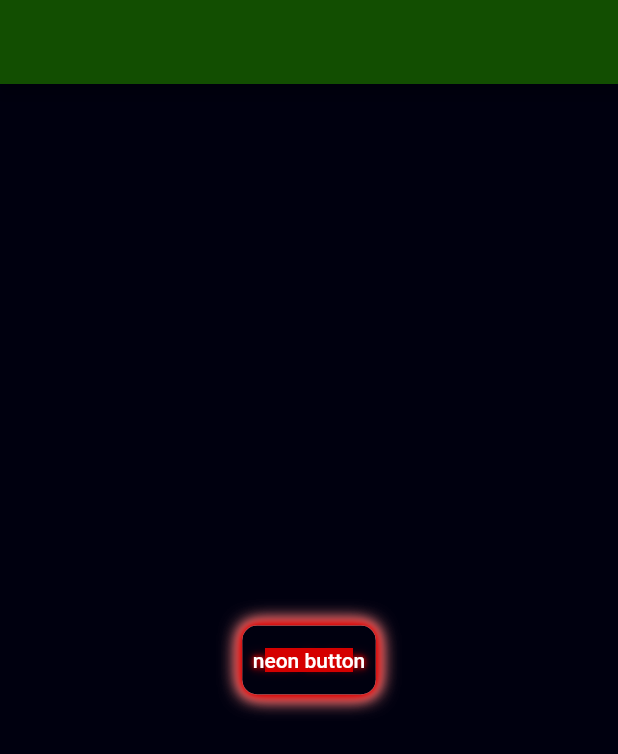
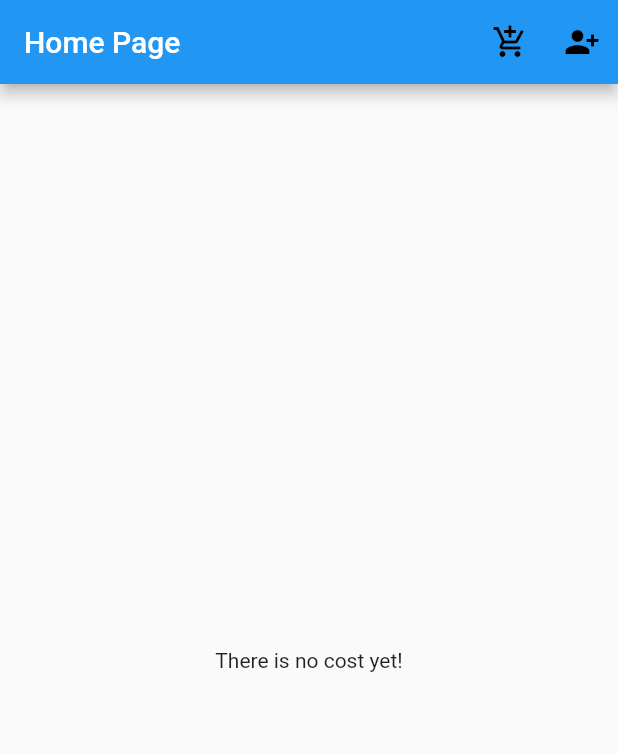
Before and after one commit to mehranghaffarian/cost_handler, a Flutter app: the screen it shows after launch, on a phone screen of 412 x 824 dp. Shown: the top 754 px of the screen. Run offline on Flutter 3.47's test engine with Material 2 defaults, Android fonts, the phone set to English and light mode, and no system bars; our stand-ins replace sqflite; accounts and stored records are empty.

Commit message:
trying to add user chips for adding a cost

```diff
--- a/lib/core/session_database_helper.dart
+++ b/lib/core/session_database_helper.dart
@@ -16,9 +16,8 @@ class SessionDatabaseHelper {
   static Database? _database;
 
   Future<Database> get database async {
-    _database ??= await _initDatabase();
-    if(!_database!.isOpen) {
-      _database = await _initDatabase();
+    if(_database == null || !_database!.isOpen) {
+      await _initDatabase();
     }
     return _database!;
   }
@@ -27,7 +26,7 @@ class SessionDatabaseHelper {
   _initDatabase() async {
     final documentsDirectory = await getDatabasesPath();
     final path = join(documentsDirectory, _databaseName);
-    return await openDatabase(path, onCreate: _onCreate, version: 1);
+    _database = await openDatabase(path, onCreate: _onCreate, version: 1);
   }
 
   // SQL code to create the database table
--- a/lib/main.dart
+++ b/lib/main.dart
@@ -16,46 +16,46 @@ class MyApp extends StatelessWidget {
   @override
   Widget build(BuildContext context){
     return MaterialApp(
-      theme: ThemeData(
-        colorScheme: const ColorScheme(
-          brightness: Brightness.light,
-          primary: Color.fromRGBO(18, 78, 1, 1.0),
-          onPrimary: Color.fromRGBO(18, 78, 1, 1.0),
-          secondary: Color.fromRGBO(1, 61, 134, 1.0),
-          onSecondary: Color.fromRGBO(18, 78, 1, 1.0),
-          error: Color.fromRGBO(18, 78, 1, 1.0),
-          onError: Color.fromRGBO(18, 78, 1, 1.0),
-          background: Color.fromRGBO(18, 78, 1, 1.0),
-          onBackground: Color.fromRGBO(18, 78, 1, 1.0),
-          surface: Color.fromRGBO(18, 78, 1, 1.0),
-          onSurface: Color.fromRGBO(18, 78, 1, 1.0),
-        ),
-        primaryColor: const Color.fromRGBO(65, 135, 44, 1.0),
-        primaryColorDark: const Color.fromRGBO(18, 78, 1, 1.0),
-        errorColor: const Color.fromRGBO(150, 20, 20, 1.0),
-        backgroundColor: const Color.fromRGBO(126, 212, 142, 1.0),
-        textTheme: const TextTheme(
-          titleMedium: TextStyle(
-            fontSize: 18,
-            color: Color.fromRGBO(65, 135, 44, 1.0),
-          ),
-          titleSmall: TextStyle(
-            fontSize: 15,
-            color: Color.fromRGBO(65, 135, 44, 1.0),
-          ),
-          titleLarge: TextStyle(
-            fontSize: 19,
-            fontWeight: FontWeight.bold,
-            color: Color.fromRGBO(150, 20, 20, 1.0),
-          ),
-        ),
-      ),
+      // theme: ThemeData(
+      //   colorScheme: const ColorScheme(
+      //     brightness: Brightness.light,
+      //     primary: Color.fromRGBO(18, 78, 1, 1.0),
+      //     onPrimary: Color.fromRGBO(18, 78, 1, 1.0),
+      //     secondary: Color.fromRGBO(1, 61, 134, 1.0),
+      //     onSecondary: Color.fromRGBO(18, 78, 1, 1.0),
+      //     error: Color.fromRGBO(18, 78, 1, 1.0),
+      //     onError: Color.fromRGBO(18, 78, 1, 1.0),
+      //     background: Color.fromRGBO(18, 78, 1, 1.0),
+      //     onBackground: Color.fromRGBO(18, 78, 1, 1.0),
+      //     surface: Color.fromRGBO(18, 78, 1, 1.0),
+      //     onSurface: Color.fromRGBO(18, 78, 1, 1.0),
+      //   ),
+      //   primaryColor: const Color.fromRGBO(65, 135, 44, 1.0),
+      //   primaryColorDark: const Color.fromRGBO(18, 78, 1, 1.0),
+      //   errorColor: const Color.fromRGBO(150, 20, 20, 1.0),
+      //   backgroundColor: const Color.fromRGBO(126, 212, 142, 1.0),
+      //   textTheme: const TextTheme(
+      //     titleMedium: TextStyle(
+      //       fontSize: 18,
+      //       color: Color.fromRGBO(0, 0, 0, 1.0),
+      //     ),
+      //     titleSmall: TextStyle(
+      //       fontSize: 15,
+      //       color: Color.fromRGBO(0, 0, 0, 1.0),
+      //     ),
+      //     titleLarge: TextStyle(
+      //       fontSize: 19,
+      //       fontWeight: FontWeight.bold,
+      //       color: Color.fromRGBO(0, 0, 0, 1.0),
+      //     ),
+      //   ),
+      // ),
       debugShowCheckedModeBanner: false,
       initialRoute: HomePage.routeName,
       routes: {
         HomePage.routeName: (ctx) => HomePage(),
         AddUserPage.routeName: (ctx) => AddUserPage(),
-        AddCostPage.routeName: (ctx) => AddCostPage(),
+        AddCostPage.routeName: (ctx) => const AddCostPage(),
        },
     );
   }
--- a/lib/presentation/pages/add_user/add_user_page.dart
+++ b/lib/presentation/pages/add_user/add_user_page.dart
@@ -43,7 +43,7 @@ class AddUserPage extends StatelessWidget {
                   context.showSnack("useName maximum length is 75");
                 }
               },
-              child: Text("Add user"),
+              child: const Text("Add user"),
             ),
           ],
         ),
@@ -55,7 +55,6 @@ class AddUserPage extends StatelessWidget {
     final givenUserName = addUserNameController.text;
     if (givenUserName.length <= Constants.userNameMaxLen) {
       UsersDatabaseHelper.instance.insert(givenUserName);
-
       return true;
     }
     return false;
--- a/lib/presentation/pages/home_page.dart
+++ b/lib/presentation/pages/home_page.dart
@@ -2,6 +2,7 @@ import 'package:cost_handler/core/session_database_helper.dart';
 import 'package:cost_handler/domain/cost_entity.dart';
 import 'package:cost_handler/presentation/pages/add_cost_page.dart';
 import 'package:cost_handler/presentation/pages/add_user/add_user_page.dart';
+import 'package:cost_handler/presentation/widgets/mg_choosable_chip.dart';
 import 'package:cost_handler/presentation/widgets/neon_button.dart';
 import 'package:flutter/material.dart';
 
@@ -30,28 +31,27 @@ class _HomePageState extends State<HomePage> {
   @override
   Widget build(BuildContext context) {
     return Scaffold(
-      backgroundColor: const Color(0xFF00000F),
       appBar: AppBar(
         title: const Text("Home Page"),
         actions: [
           IconButton(
             onPressed: () =>
                 Navigator.of(context).pushNamed(AddCostPage.routeName),
-            icon: const Icon(Icons.add_shopping_cart_outlined),
+            icon: const Icon(Icons.add_shopping_cart_outlined, color: Colors.black),
           ),
           IconButton(
             onPressed: () =>
                 Navigator.of(context).pushNamed(AddUserPage.routeName),
-            icon: const Icon(Icons.person_add_alt_1_sharp),
+            icon: const Icon(Icons.person_add_alt_1_sharp, color: Colors.black,),
           ),
         ],
       ),
-      body: Center(
-        child: NeonButton(),
+      body:
+      Center(
+        child: costs.isEmpty ? const Text("There is no cost yet!") : ListView.builder(itemCount: costs.length,
+          itemBuilder: (ctx, index) => _buildRow(costs[index]),
+        ),
       ),
-      // child: ListView.builder(
-      //   itemBuilder: (ctx, index) => _buildRow(costs[index]),
-      // )),
     );
   }
 
```
Also changed, not shown: lib/core/users_database_helper.dart (+3 -4 lines), lib/presentation/pages/add_cost_page.dart (+48 -12 lines), lib/presentation/widgets/mg_choosable_chip.dart (added, +42 -0 lines).
